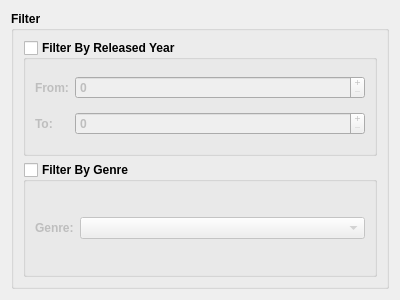
First picture: the form in ui/components/filteredit.ui, repository amirmohsen1384/Mockingbird, before the edit.
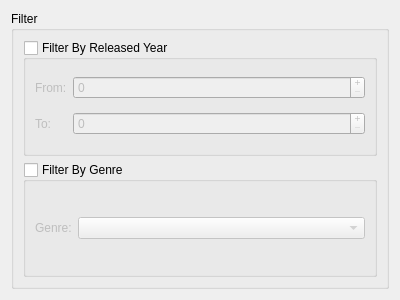
Second picture: the form after the edit.

Patch:
```diff
--- a/ui/components/filteredit.ui
+++ b/ui/components/filteredit.ui
@@ -12,7 +12,7 @@
   </property>
   <property name="font">
    <font>
-    <bold>true</bold>
+    <bold>false</bold>
    </font>
   </property>
   <property name="windowTitle">
@@ -20,7 +20,7 @@
   </property>
   <layout class="QHBoxLayout" name="horizontalLayout">
    <item>
-    <widget class="QGroupBox" name="">
+    <widget class="QGroupBox" name="groupBox">
      <property name="title">
       <string>Filter</string>
      </property>
```
